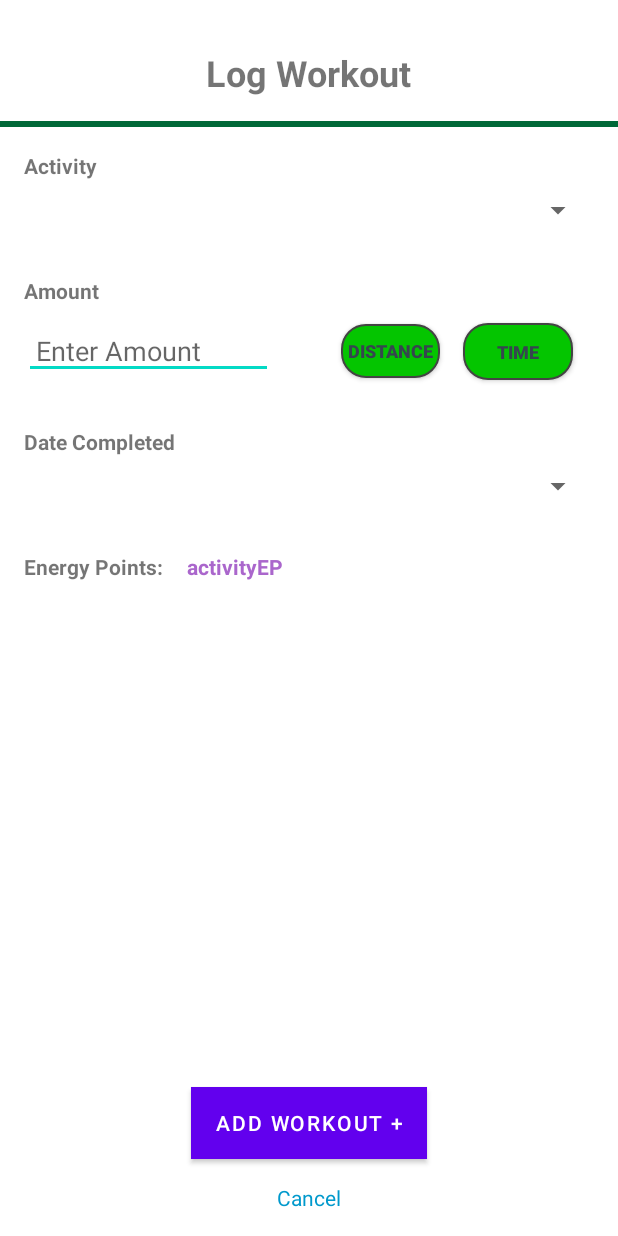
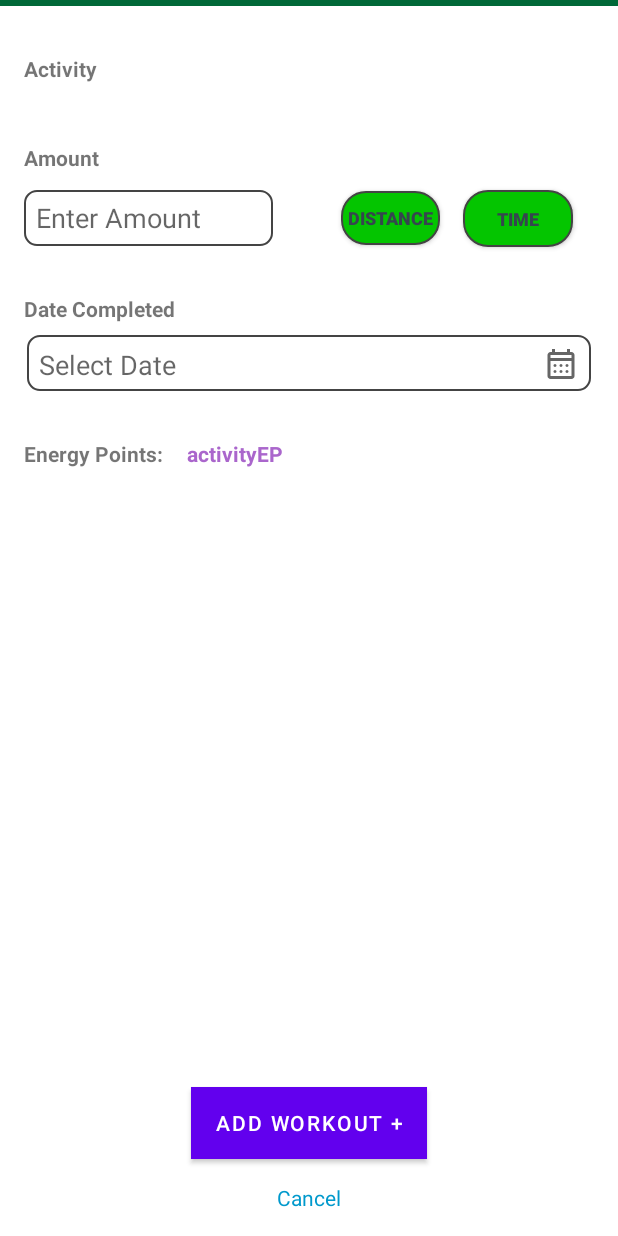
Before and after one commit to CS5520FeinbergSpring2024/team-project-group1, an Android app: the layout log_workout.xml on its own in the app's theme, with its tools: preview values and no code run, on a phone screen of 412 x 824 dp. Run offline under Robolectric (Android 15) with nearby library versions, the phone set to English and light mode, and no system bars.

Commit message:
Update menu and get log workout working with the menu

```diff
--- a/app/src/main/java/edu/northeastern/new_final/MainActivity.java
+++ b/app/src/main/java/edu/northeastern/new_final/MainActivity.java
@@ -45,7 +45,7 @@ public class MainActivity extends AppCompatActivity {
         // Passing each menu ID as a set of Ids because each
         // menu should be considered as top level destinations.
         mAppBarConfiguration = new AppBarConfiguration.Builder(
-                R.id.nav_profile, R.id.nav_personal_goal, R.id.nav_challenge_group)
+                R.id.nav_profile, R.id.nav_personal_goal, R.id.nav_challenge_group, R.id.nav_log_workout)
                 .setOpenableLayout(drawer)
                 .build();
         NavController navController = Navigation.findNavController(this, R.id.nav_host_fragment_content_main);
--- a/app/src/main/res/layout/log_workout.xml
+++ b/app/src/main/res/layout/log_workout.xml
@@ -7,34 +7,21 @@
     android:layout_height="match_parent"
     android:background="@android:color/white">
 
-    <TextView
-        android:id="@+id/createGroupPageTitle"
-        android:layout_width="wrap_content"
-        android:layout_height="wrap_content"
-        android:layout_marginTop="32dp"
-        android:text="Log Workout"
-        android:textSize="24sp"
-        android:textStyle="bold"
-        app:layout_constraintEnd_toEndOf="parent"
-        app:layout_constraintStart_toStartOf="parent"
-        app:layout_constraintTop_toTopOf="parent" />
-
     <View
         android:id="@+id/greenStripe"
         android:layout_width="0dp"
         android:layout_height="4dp"
-        android:layout_marginTop="16dp"
         android:background="#006838"
         app:layout_constraintEnd_toEndOf="parent"
         app:layout_constraintStart_toStartOf="parent"
-        app:layout_constraintTop_toBottomOf="@id/createGroupPageTitle" />
+        app:layout_constraintTop_toTopOf="parent" />
 
     <TextView
         android:id="@+id/textViewActivity"
         android:layout_width="wrap_content"
         android:layout_height="wrap_content"
         android:layout_marginStart="16dp"
-        android:layout_marginTop="16dp"
+        android:layout_marginTop="32dp"
         android:text="Activity"
         android:textStyle="bold"
         app:layout_constraintStart_toStartOf="parent"
@@ -45,6 +32,7 @@
         android:layout_width="0dp"
         android:layout_height="wrap_content"
         android:layout_marginStart="16dp"
+        android:background="@drawable/charcoal_outline"
         android:layout_marginTop="8dp"
         android:layout_marginEnd="16dp"
         app:layout_constraintEnd_toEndOf="parent"
@@ -70,6 +58,7 @@
         android:layout_marginTop="12dp"
         android:layout_marginEnd="16dp"
         android:hint="Enter Amount"
+        android:background="@drawable/charcoal_outline"
         android:paddingStart="8dp"
         android:paddingTop="4dp"
         android:paddingEnd="8dp"
@@ -78,14 +67,6 @@
         app:layout_constraintHorizontal_bias="0.0"
         app:layout_constraintStart_toStartOf="parent"
         app:layout_constraintTop_toBottomOf="@id/textViewAmount" />
-
-    <LinearLayout
-        android:layout_width="match_parent"
-        android:layout_height="wrap_content"
-        android:orientation="horizontal"
-        android:padding="8dp">
-
-    </LinearLayout>
 
     <TextView
         android:id="@+id/dueDateLbl"
@@ -98,16 +79,23 @@
         app:layout_constraintStart_toStartOf="parent"
         app:layout_constraintTop_toBottomOf="@id/editTextAmount" />
 
-    <Spinner
-        android:id="@+id/spinnerDateCompleted"
-        android:layout_width="0dp"
-        android:layout_height="wrap_content"
+    <EditText
+        android:id="@+id/dateEditText"
+        android:layout_width="376dp"
+        android:layout_height="37dp"
         android:layout_marginStart="16dp"
         android:layout_marginTop="8dp"
         android:layout_marginEnd="16dp"
+        android:background="@drawable/charcoal_outline"
+        android:drawableEnd="@drawable/calendar_icon"
+        android:focusable="false"
+        android:hint="@string/select_date"
+        android:paddingStart="8dp"
+        android:paddingTop="2dp"
+        android:paddingEnd="8dp"
         app:layout_constraintEnd_toEndOf="parent"
         app:layout_constraintStart_toStartOf="parent"
-        app:layout_constraintTop_toBottomOf="@id/dueDateLbl" />
+        app:layout_constraintTop_toBottomOf="@id/dueDateLbl"/>
 
     <LinearLayout
         android:id="@+id/rowEnergyPoints"
@@ -117,9 +105,12 @@
         android:layout_marginTop="32dp"
         android:layout_marginEnd="16dp"
         android:orientation="horizontal"
+        app:layout_constraintBottom_toTopOf="@+id/buttonAddGroup"
         app:layout_constraintEnd_toEndOf="parent"
+        app:layout_constraintHorizontal_bias="0.0"
         app:layout_constraintStart_toStartOf="parent"
-        app:layout_constraintTop_toBottomOf="@id/spinnerDateCompleted">
+        app:layout_constraintTop_toBottomOf="@+id/dateEditText"
+        app:layout_constraintVertical_bias="0.0">
 
         <TextView
             android:id="@+id/textViewEnergyPoints"
--- a/app/src/main/res/menu/activity_main_drawer.xml
+++ b/app/src/main/res/menu/activity_main_drawer.xml
@@ -17,5 +17,9 @@
             android:id="@+id/nav_challenge_group"
             android:icon="@drawable/group_run_img"
             android:title="@string/menu_challenge_group" />
+        <item
+            android:id="@+id/nav_log_workout"
+            android:icon = "@drawable/barbell"
+            android:title="@string/log_workout" />
     </group>
 </menu>
--- a/app/src/main/res/values/strings.xml
+++ b/app/src/main/res/values/strings.xml
@@ -143,5 +143,7 @@
     <string name="upload_image">Upload Image</string>
     <string name="enter_your_description_optional">Enter your description (optional)</string>
     <string name="add_members">Add Members +</string>
+    <string name="my_groups">My Groups</string>
+    <string name="log_workout">Log Workout</string>
 
 </resources>
```
Also changed, not shown: app/src/main/java/edu/northeastern/new_final/ui/logWorkout/LogWorkoutFragment.java (added, +46 -0 lines), app/src/main/java/edu/northeastern/new_final/ui/logWorkout/LogWorkoutViewModel.java (added, +20 -0 lines), app/src/main/res/layout/fragment_log_workout.xml (added, +7 -0 lines), app/src/main/res/navigation/mobile_navigation.xml (+7 -0 lines).
